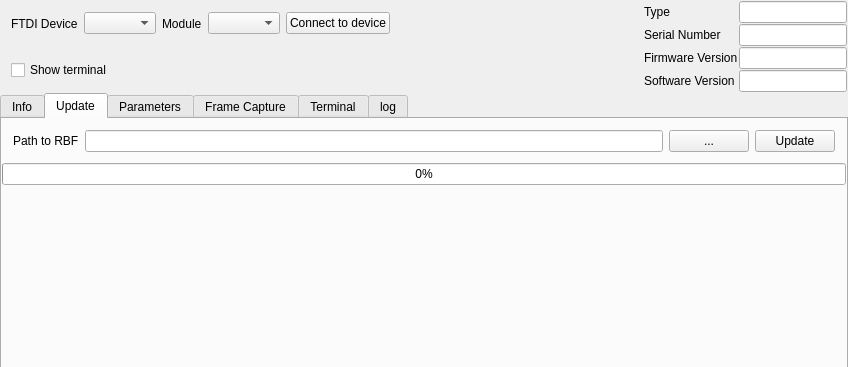
This is FTDIDeviceControl/ftdidevicecontrol.ui in dzenmaster/FTDIDeviceControl as Qt 5 draws it before an edit; both pictures show x 0 to 848 and y 0 to 367 of the 848 by 704 pixel window. The edited form follows.
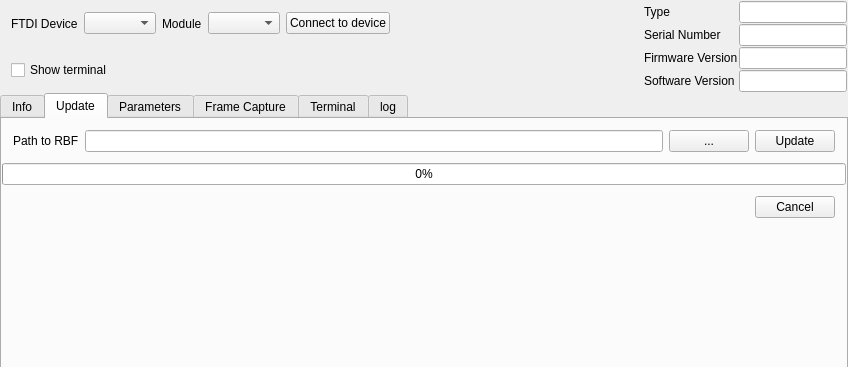
This is the edited form. Icons and pictures are not drawn. Custom widgets are drawn as their Qt base class.

What changed in the file:
```diff
--- a/FTDIDeviceControl/ftdidevicecontrol.ui
+++ b/FTDIDeviceControl/ftdidevicecontrol.ui
@@ -320,6 +320,38 @@
           </property>
          </widget>
         </item>
+        <item>
+         <widget class="QWidget" name="wCancel" native="true">
+          <property name="minimumSize">
+           <size>
+            <width>0</width>
+            <height>0</height>
+           </size>
+          </property>
+          <layout class="QHBoxLayout" name="horizontalLayout_9">
+           <item>
+            <spacer name="horizontalSpacer_4">
+             <property name="orientation">
+              <enum>Qt::Horizontal</enum>
+             </property>
+             <property name="sizeHint" stdset="0">
+              <size>
+               <width>40</width>
+               <height>20</height>
+              </size>
+             </property>
+            </spacer>
+           </item>
+           <item>
+            <widget class="QPushButton" name="pbCancelUpdate">
+             <property name="text">
+              <string>Cancel</string>
+             </property>
+            </widget>
+           </item>
+          </layout>
+         </widget>
+        </item>
         <item>
          <spacer name="verticalSpacer_2">
           <property name="orientation">
```
Left out of the diff: 4 changed lines with no effect on the pictures.
